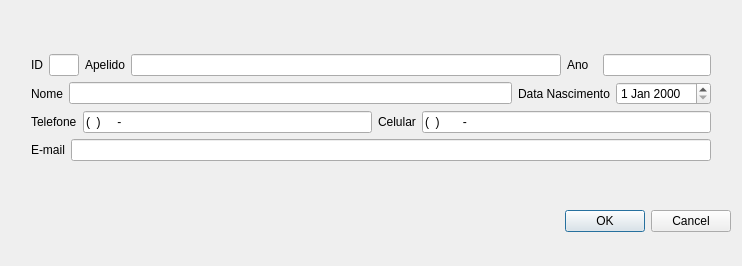
Above: interface/frmNovoMorador.ui from CaioPellicani/projeto_coracao before the change. Below: the same form after it.
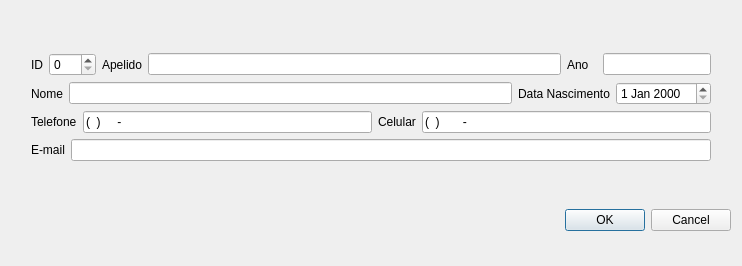
That is the form after the change.

Commit message: REF: ID morador agora é INT

Patch:
```diff
--- a/interface/frmNovoMorador.ui
+++ b/interface/frmNovoMorador.ui
@@ -53,18 +53,9 @@
         </widget>
        </item>
        <item>
-        <widget class="QLineEdit" name="edtID">
-         <property name="sizePolicy">
-          <sizepolicy hsizetype="Fixed" vsizetype="Fixed">
-           <horstretch>0</horstretch>
-           <verstretch>0</verstretch>
-          </sizepolicy>
-         </property>
-         <property name="maximumSize">
-          <size>
-           <width>30</width>
-           <height>16777215</height>
-          </size>
+        <widget class="QSpinBox" name="spnID">
+         <property name="maximum">
+          <number>999</number>
          </property>
         </widget>
        </item>
```
Left out of the diff: 1 changed line with no effect on the pictures. The commit also changes 6 other files.
